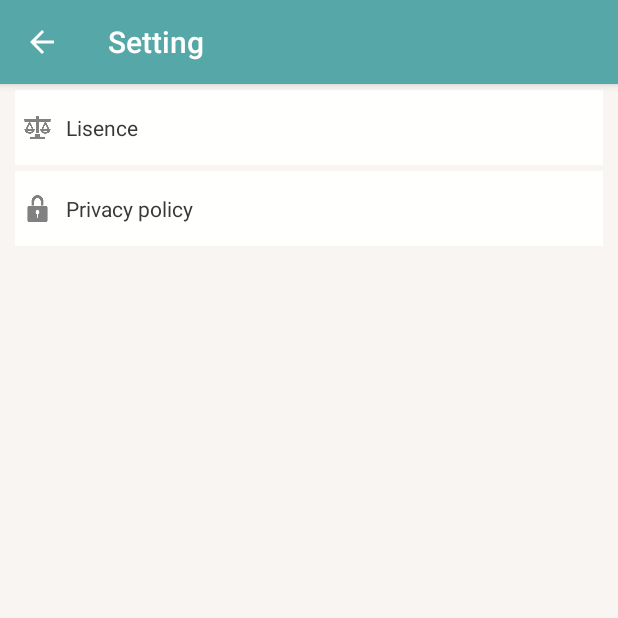
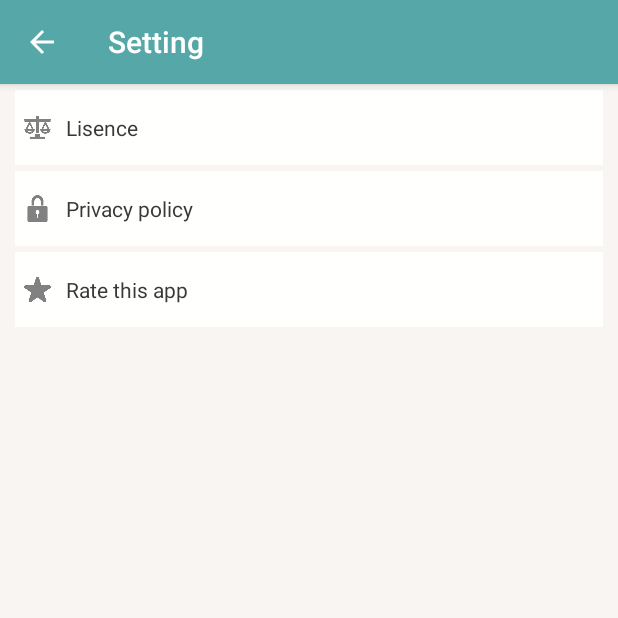
Before and after one commit to highcom/ToDoLog, an Android app: the SettingActivity screen opened directly, with no data from a screen before it, on a phone screen of 412 x 824 dp, the top half of it. Run offline under Robolectric (Android 15) with nearby library versions, the phone set to English and light mode, and no system bars.

Commit message:
このアプリを評価する項目を追加

```diff
--- a/app/src/main/java/com/highcom/todolog/SettingActivity.java
+++ b/app/src/main/java/com/highcom/todolog/SettingActivity.java
@@ -33,6 +33,13 @@ public class SettingActivity extends AppCompatActivity {
             Intent intent = new Intent(Intent.ACTION_VIEW,uri);
             startActivity(intent);
         });
+
+        TextView starTextView = findViewById(R.id.star_text);
+        starTextView.setOnClickListener(view -> {
+            Uri uri = Uri.parse(getString(R.string.star_url));
+            Intent intent = new Intent(Intent.ACTION_VIEW,uri);
+            startActivity(intent);
+        });
     }
 
     @Override
--- a/app/src/main/res/layout/activity_setting.xml
+++ b/app/src/main/res/layout/activity_setting.xml
@@ -74,4 +74,39 @@
             android:id="@+id/privacy_policy_text" />
 
     </LinearLayout>
+
+    <LinearLayout
+        android:orientation="horizontal"
+        android:layout_width="match_parent"
+        android:layout_height="wrap_content"
+        android:background="@color/offwhite"
+        android:gravity="center_vertical"
+        android:layout_marginTop="4dp"
+        android:layout_marginLeft="10dp"
+        android:layout_marginRight="10dp"
+        android:layout_gravity="center_horizontal" >
+
+        <ImageButton
+            android:layout_width="30dp"
+            android:layout_height="match_parent"
+            android:focusableInTouchMode="false"
+            android:adjustViewBounds="true"
+            android:background="@null"
+            android:scaleType="centerInside"
+            android:src="@drawable/ic_star"
+            android:id="@+id/star_icon" />
+
+        <TextView
+            android:layout_width="0dp"
+            android:layout_height="wrap_content"
+            android:text="@string/setting_star"
+            android:layout_weight="2"
+            android:layout_marginLeft="4dp"
+            android:layout_marginTop="15dp"
+            android:layout_marginBottom="15dp"
+            android:textColor="@color/black"
+            android:textSize="14dp"
+            android:id="@+id/star_text" />
+
+    </LinearLayout>
 </LinearLayout>
--- a/app/src/main/res/values/strings.xml
+++ b/app/src/main/res/values/strings.xml
@@ -39,6 +39,9 @@
     <string name="setting_title">Setting</string>
     <string name="setting_license">Lisence</string>
     <string name="setting_privacy_policy">Privacy policy</string>
+    <string name="setting_star">Rate this app</string>
 
     <string name="privacy_policy_url">https://high-commu.amebaownd.com/pages/2891722/page_201905200001</string>
+    <string name="star_url">https://play.google.com/store/apps/details?id=com.highcom.todolog</string>
+
 </resources>
```
Also changed, not shown: app/src/main/res/drawable/ic_star.png (added), 1 other file.
